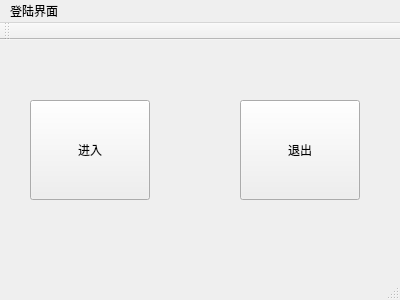
This is 2021thubot/logwindow.ui in hdy2001/2021thu10 as Qt 5 draws it before an edit. The edited form follows.
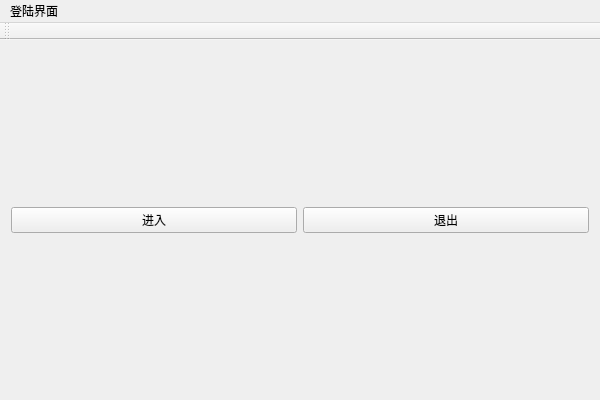
This is the edited form.

```diff
--- a/2021thubot/logwindow.ui
+++ b/2021thubot/logwindow.ui
@@ -6,40 +6,33 @@
    <rect>
     <x>0</x>
     <y>0</y>
-    <width>400</width>
-    <height>300</height>
+    <width>600</width>
+    <height>400</height>
    </rect>
   </property>
   <property name="windowTitle">
    <string>LogWindow</string>
   </property>
   <widget class="QWidget" name="centralWidget">
+   <layout class="QGridLayout" name="gridLayout">
+    <item row="0" column="0" colspan="2">
+     <layout class="QVBoxLayout" name="verticalLayout"/>
+    </item>
+    <item row="1" column="0">
    <widget class="QPushButton" name="pushButton">
-    <property name="geometry">
-     <rect>
-      <x>30</x>
-      <y>60</y>
-      <width>120</width>
-      <height>100</height>
-     </rect>
-    </property>
     <property name="text">
      <string>进入</string>
     </property>
    </widget>
+    </item>
+    <item row="1" column="1">
    <widget class="QPushButton" name="pushButton_2">
-    <property name="geometry">
-     <rect>
-      <x>240</x>
-      <y>60</y>
-      <width>120</width>
-      <height>100</height>
-     </rect>
-    </property>
     <property name="text">
      <string>退出</string>
     </property>
    </widget>
+    </item>
+   </layout>
   </widget>
   <widget class="QToolBar" name="mainToolBar">
    <attribute name="toolBarArea">
@@ -49,13 +42,12 @@
     <bool>false</bool>
    </attribute>
   </widget>
-  <widget class="QStatusBar" name="statusBar"/>
   <widget class="QMenuBar" name="menuBar">
    <property name="geometry">
     <rect>
      <x>0</x>
      <y>0</y>
-     <width>400</width>
+     <width>600</width>
      <height>31</height>
     </rect>
    </property>
```
Lines whose indentation alone changed are shown as unchanged.
